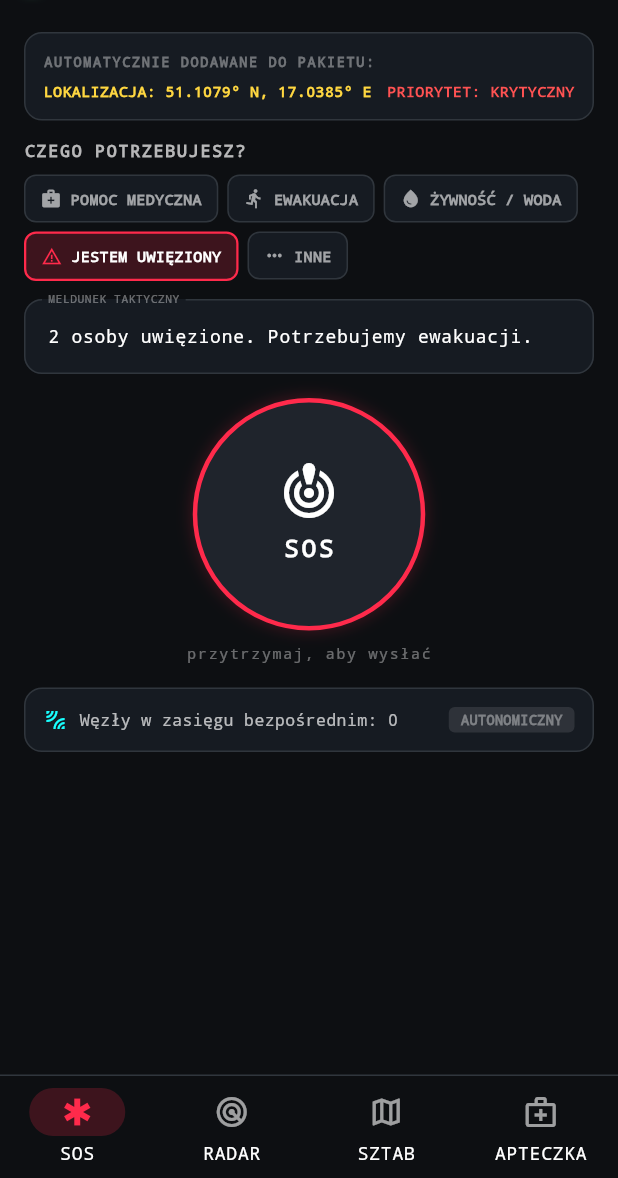
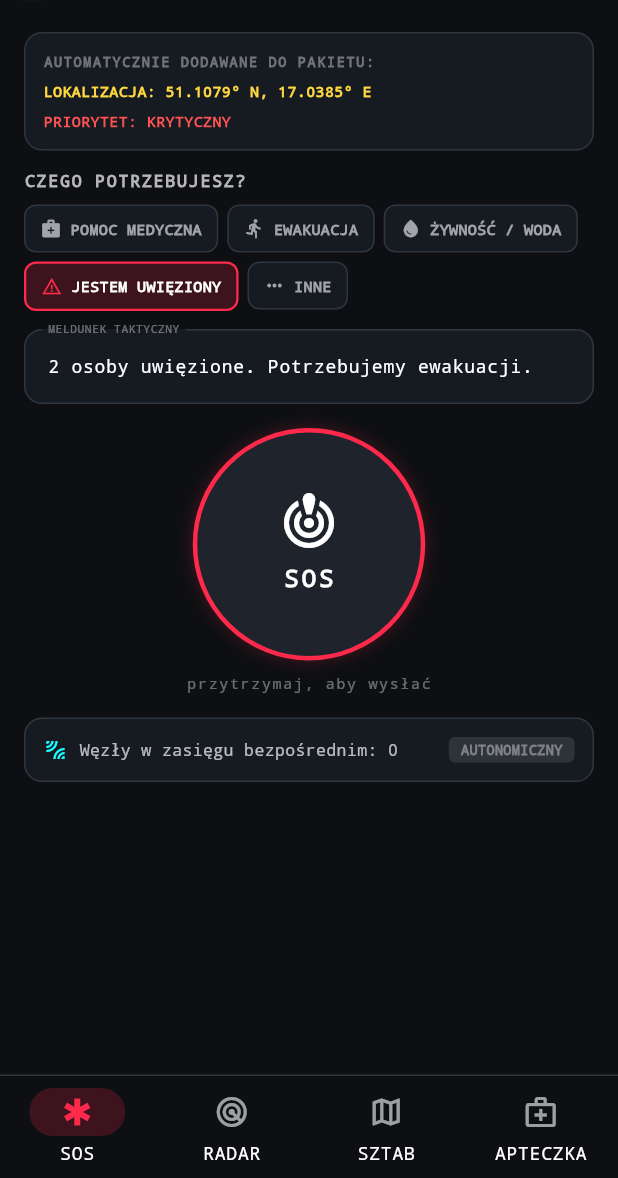
Before and after one commit to leeree1/Resque, a Flutter app: the screen it shows after launch, on a phone screen of 412 x 824 dp, the part 58-1236 px from its top. Run offline on Flutter 3.47's test engine with Material 3 defaults, Android fonts, the light colour scheme and no system bars; our stand-ins replace connectivity_plus, firebase_core, firebase_database, flutter_map, geolocator, latlong2 and 3 more; missing offline and left inert: nearby_connections, torch_light; accounts and stored records are empty.

Commit message:
Fix SOS metadata overflow on narrow screens

```diff
--- a/lib/screens/sos_broadcast_screen.dart
+++ b/lib/screens/sos_broadcast_screen.dart
@@ -303,8 +303,9 @@ class _SosBroadcastScreenState extends State<SosBroadcastScreen>
             style: TextStyle(color: Colors.white38, fontSize: 9, fontWeight: FontWeight.bold, letterSpacing: 1.1),
           ),
           SizedBox(height: 6),
-          Row(
-            mainAxisAlignment: MainAxisAlignment.spaceBetween,
+          Wrap(
+            spacing: 12,
+            runSpacing: 6,
             children: [
               Text('LOKALIZACJA: 51.1079° N, 17.0385° E', style: TextStyle(color: Colors.amberAccent, fontSize: 10, fontWeight: FontWeight.bold)),
               Text('PRIORYTET: KRYTYCZNY', style: TextStyle(color: Colors.redAccent, fontSize: 10, fontWeight: FontWeight.bold)),
```
